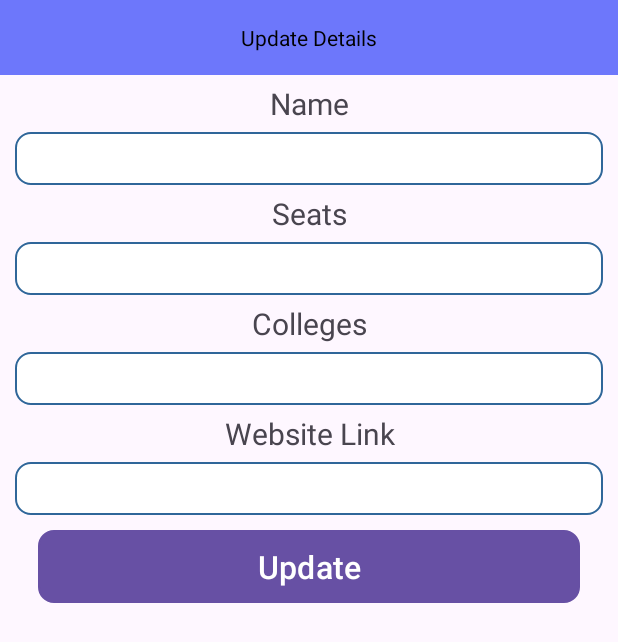
After one commit to Parthrajsinh14/AD_Project, an Android app: the layout update_popup_branch.xml on its own in the app's theme, with its tools: preview values and no code run, on a phone screen of 412 x 824 dp. The commit adds this screen. Shown: the top 642 px of the screen. Run offline under Robolectric (Android 15) with nearby library versions, the phone set to English and light mode, and no system bars.

Commit message:
Updated popup for edit

```diff
--- a/app/build.gradle
+++ b/app/build.gradle
@@ -41,6 +41,7 @@ dependencies {
     implementation(platform(libs.firebase.bom.v3330))
     implementation(libs.google.firebase.database)
     implementation libs.firebase.ui.database
+    implementation libs.dialogplus
     testImplementation libs.junit
     androidTestImplementation libs.ext.junit
     androidTestImplementation libs.espresso.core
--- a/app/src/main/java/com/example/College_Details/BranchAdapter.java
+++ b/app/src/main/java/com/example/College_Details/BranchAdapter.java
@@ -15,6 +15,7 @@ import androidx.recyclerview.widget.RecyclerView;
 
 import com.firebase.ui.database.FirebaseRecyclerAdapter;
 import com.firebase.ui.database.FirebaseRecyclerOptions;
+import com.orhanobut.dialogplus.DialogPlus;
 
 public class BranchAdapter extends FirebaseRecyclerAdapter<BranchModel, BranchAdapter.viewHolder> {
 
@@ -77,6 +78,11 @@ public class BranchAdapter extends FirebaseRecyclerAdapter<BranchModel, BranchAd
 
         if(holder.edit != null){
             holder.edit.setOnClickListener(view -> {
+                final DialogPlus dialogPlus = DialogPlus.newDialog(holder.name.getContext())
+                        .setContentHolder(new com.orhanobut.dialogplus.ViewHolder(R.layout.update_popup_branch))
+                        .setExpanded(true,1200).create();
+
+                dialogPlus.show();
                 Toast.makeText(view.getContext(), "Edit Clicked", Toast.LENGTH_SHORT).show();
             });
         }
--- a/app/src/main/java/com/example/College_Details/UniversityAdapter.java
+++ b/app/src/main/java/com/example/College_Details/UniversityAdapter.java
@@ -15,6 +15,7 @@ import androidx.recyclerview.widget.RecyclerView;
 
 import com.firebase.ui.database.FirebaseRecyclerAdapter;
 import com.firebase.ui.database.FirebaseRecyclerOptions;
+import com.orhanobut.dialogplus.DialogPlus;
 
 public class UniversityAdapter extends FirebaseRecyclerAdapter<UniversityModel, UniversityAdapter.viewHolder> {
 
@@ -77,6 +78,11 @@ public class UniversityAdapter extends FirebaseRecyclerAdapter<UniversityModel,
         });
         if(holder.edit != null){
             holder.edit.setOnClickListener(view -> {
+                final DialogPlus dialogPlus = DialogPlus.newDialog(holder.name.getContext())
+                        .setContentHolder(new com.orhanobut.dialogplus.ViewHolder(R.layout.update_popup_university))
+                        .setExpanded(true,1000).create();
+
+                dialogPlus.show();
                 Toast.makeText(view.getContext(), "Edit CLicked", Toast.LENGTH_SHORT).show();
             });
         }
--- /dev/null
+++ b/app/src/main/res/drawable/rounded.xml
@@ -0,0 +1,9 @@
+<?xml version="1.0" encoding="utf-8"?>
+<shape xmlns:android="http://schemas.android.com/apk/res/android">
+    <solid android:color="#FFFFFF"/>
+    <stroke
+        android:width="1dp"
+        android:color="#2F6699"/>
+    <corners
+        android:radius="10dp"/>
+</shape>
--- /dev/null
+++ b/app/src/main/res/layout/update_popup_branch.xml
@@ -0,0 +1,100 @@
+<?xml version="1.0" encoding="utf-8"?>
+<LinearLayout xmlns:android="http://schemas.android.com/apk/res/android"
+    android:layout_width="match_parent"
+    android:layout_height="match_parent"
+    android:orientation="vertical">
+
+    <TextView
+        android:layout_width="match_parent"
+        android:layout_height="50dp"
+        android:text="Update Details"
+        android:background="@color/purple"
+        android:gravity="center"
+        android:textColor="@color/textColor" />
+
+
+    <TextView
+        android:layout_width="match_parent"
+        android:layout_height="wrap_content"
+        android:gravity="center"
+        android:textSize="20sp"
+        android:layout_marginTop="5dp"
+        android:layout_marginBottom="5dp"
+        android:text="Name" />
+
+    <EditText
+        android:layout_width="match_parent"
+        android:layout_height="35dp"
+        android:layout_marginLeft="10dp"
+        android:layout_marginRight="10dp"
+        android:background="@drawable/rounded"
+        android:gravity="center"
+        android:id="@+id/updateName" />
+
+    <TextView
+        android:layout_width="match_parent"
+        android:layout_height="wrap_content"
+        android:gravity="center"
+        android:textSize="20sp"
+        android:layout_marginTop="5dp"
+        android:layout_marginBottom="5dp"
+        android:text="Seats" />
+
+    <EditText
+        android:layout_width="match_parent"
+        android:layout_height="35dp"
+        android:layout_marginLeft="10dp"
+        android:layout_marginRight="10dp"
+        android:background="@drawable/rounded"
+        android:gravity="center"
+        android:id="@+id/updateSeats" />
+
+    <TextView
+        android:layout_width="match_parent"
+        android:layout_height="wrap_content"
+        android:gravity="center"
+        android:textSize="20sp"
+        android:layout_marginTop="5dp"
+        android:layout_marginBottom="5dp"
+        android:text="Colleges" />
+
+    <EditText
+        android:layout_width="match_parent"
+        android:layout_height="35dp"
+        android:layout_marginLeft="10dp"
+        android:layout_marginRight="10dp"
+        android:background="@drawable/rounded"
+        android:gravity="center"
+        android:id="@+id/updateColleges" />
+
+    <TextView
+        android:layout_width="match_parent"
+        android:layout_height="wrap_content"
+        android:gravity="center"
+        android:textSize="20sp"
+        android:layout_marginTop="5dp"
+        android:layout_marginBottom="5dp"
+        android:text="Website Link" />
+
+    <EditText
+        android:layout_width="match_parent"
+        android:layout_height="35dp"
+        android:layout_marginLeft="10dp"
+        android:layout_marginRight="10dp"
+        android:background="@drawable/rounded"
+        android:gravity="center"
+        android:id="@+id/updateLink" />
+
+    <Button
+        android:layout_width="match_parent"
+        android:layout_height="wrap_content"
+        android:layout_marginLeft="25dp"
+        android:layout_marginRight="25dp"
+        android:layout_marginTop="10dp"
+        android:text="Update"
+        android:textSize="21dp"
+        android:textAllCaps="false"
+        android:background="@drawable/rounded"
+        android:gravity="center"
+        android:id="@+id/btnUpdate" />
+</LinearLayout>
--- a/gradle/libs.versions.toml
+++ b/gradle/libs.versions.toml
@@ -1,5 +1,6 @@
 [versions]
 agp = "8.5.2"
+dialogplus = "1.11"
 firebaseBom = "33.2.0"
 firebaseBomVersion = "33.3.0"
 firebaseUiDatabase = "8.0.2"
@@ -15,6 +16,7 @@ firebaseAuth = "23.0.0"
 firebaseDatabase = "21.0.0"
 
 [libraries]
+dialogplus = { module = "com.orhanobut:dialogplus", version.ref = "dialogplus" }
 firebase-bom = { module = "com.google.firebase:firebase-bom", version.ref = "firebaseBom" }
 firebase-bom-v3330 = { module = "com.google.firebase:firebase-bom", version.ref = "firebaseBomVersion" }
 firebase-ui-database = { module = "com.firebaseui:firebase-ui-database", version.ref = "firebaseUiDatabase" }
```
Also changed, not shown: app/src/main/java/com/example/College_Details/CollegeAdapter.java (+9 -5 lines), app/src/main/res/layout/update_popup_college.xml (added, +100 -0 lines), app/src/main/res/layout/update_popup_university.xml (added, +83 -0 lines).
